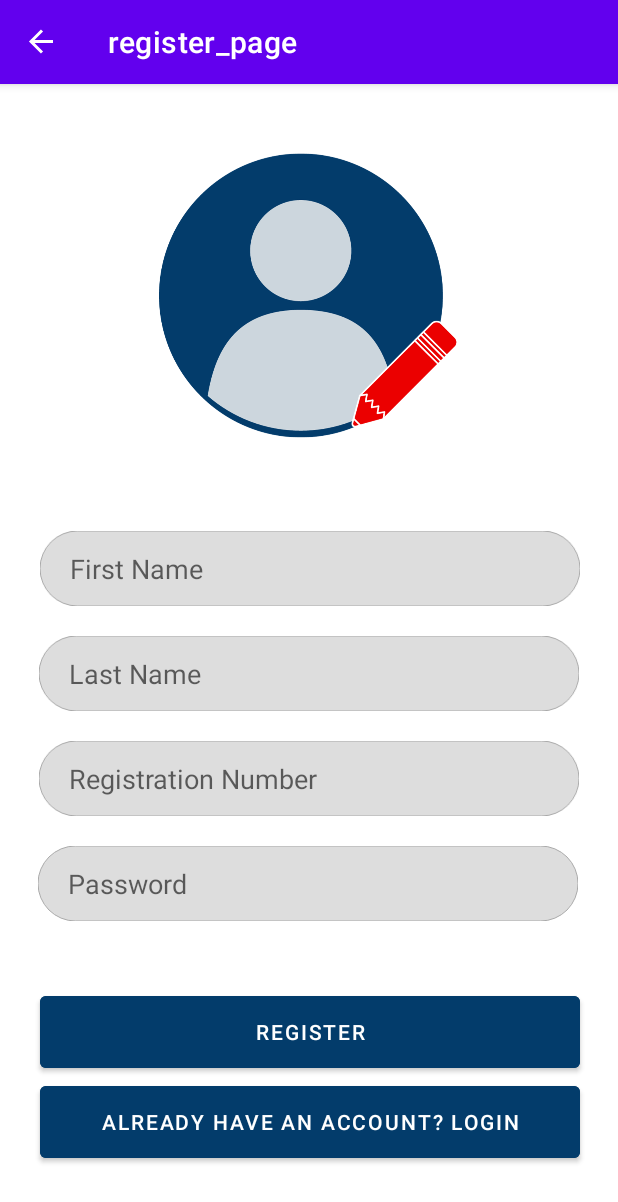
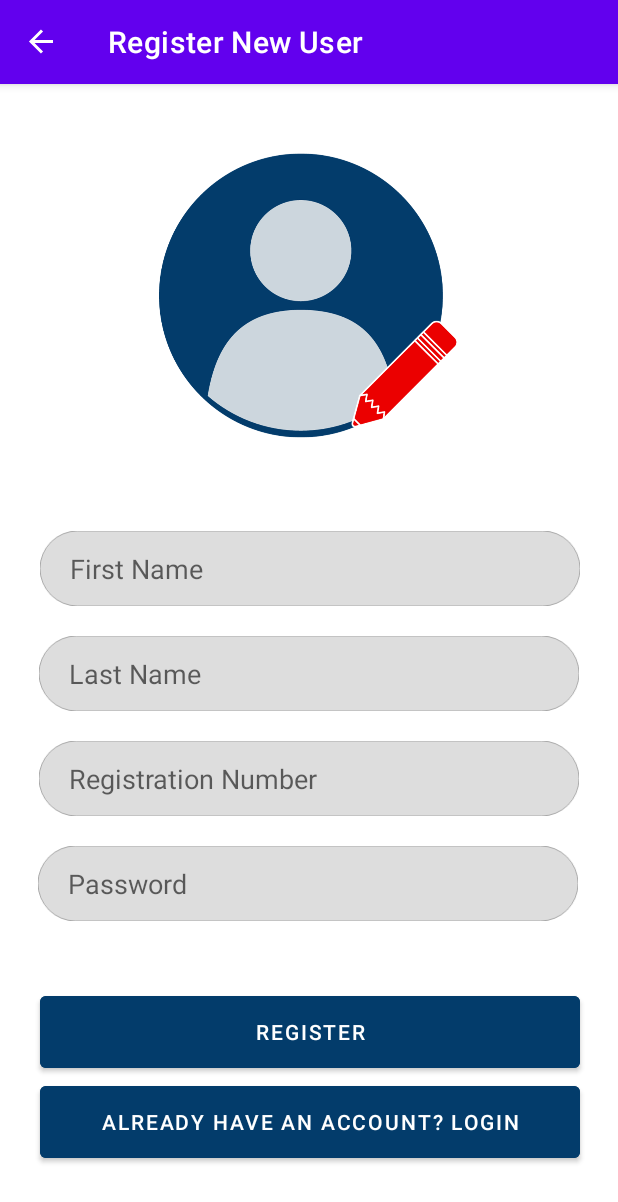
Before and after one commit to Egor-Leleka/Mediphix-MobileApp, an Android app: the MainActivity screen opened directly, with no data from a screen before it, after a tap on "Don't have an account? Sign up", on a phone screen of 412 x 824 dp. Shown: the top 1202 px of the screen. Run offline under Robolectric (Android 15) with nearby library versions, the phone set to English and light mode, and no system bars; our stand-ins replace Firebase (no records; nobody signed in at launch, a user with empty details on screens opened directly), navigation-ui; 2 other taps on this screen came first.

Commit message:
updated styling

```diff
--- a/app/src/main/res/navigation/nav_graph.xml
+++ b/app/src/main/res/navigation/nav_graph.xml
@@ -8,8 +8,8 @@
     <fragment
         android:id="@+id/login"
         android:name="com.example.mediphix_app.Login"
-        android:label="login_page"
-        tools:layout="@layout/login_page" >
+        android:label="Login"
+        tools:layout="@layout/login_page">
         <action
             android:id="@+id/loginAction"
             app:destination="@id/home" />
@@ -24,8 +24,8 @@
     <fragment
         android:id="@+id/register"
         android:name="com.example.mediphix_app.Register"
-        android:label="register_page"
-        tools:layout="@layout/register_page" >
+        android:label="Register New User"
+        tools:layout="@layout/register_page">
         <action
             android:id="@+id/action_register_to_login"
             app:destination="@id/login" />
@@ -34,8 +34,8 @@
     <fragment
         android:id="@+id/home"
         android:name="com.example.mediphix_app.Home"
-        android:label="home_page"
-        tools:layout="@layout/home_page" >
+        android:label="Home Page"
+        tools:layout="@layout/home_page">
         <action
             android:id="@+id/action_home_to_drugCheck"
             app:destination="@id/drugCheck" />
@@ -55,8 +55,8 @@
     <fragment
         android:id="@+id/profile"
         android:name="com.example.mediphix_app.Profile"
-        android:label="profile_page"
-        tools:layout="@layout/profile_page" >
+        android:label="Profile Page"
+        tools:layout="@layout/profile_page">
         <action
             android:id="@+id/action_profile_to_checkHistory"
             app:destination="@id/checkHistory" />
@@ -64,13 +64,13 @@
     <fragment
         android:id="@+id/newDrug"
         android:name="com.example.mediphix_app.NewDrug"
-        android:label="add_new_drug_page"
+        android:label="Add New Drug"
         tools:layout="@layout/add_new_drug_page" />
     <fragment
         android:id="@+id/drugCheck"
         android:name="com.example.mediphix_app.DrugCheck"
-        android:label="drug_check_page"
-        tools:layout="@layout/drug_check_page" >
+        android:label="Drug Check"
+        tools:layout="@layout/drug_check_page">
         <action
             android:id="@+id/action_drugCheck_to_drugCheckRoom"
             app:destination="@id/drugCheckRoom" />
@@ -85,32 +85,32 @@
     <fragment
         android:id="@+id/listOfDrugs"
         android:name="com.example.mediphix_app.ListOfDrugs"
-        android:label="list_of_drugs_page"
+        android:label="List of Drugs"
         tools:layout="@layout/list_of_drugs_page" />
     <fragment
         android:id="@+id/disposedDrugs"
         android:name="com.example.mediphix_app.DisposedDrugs"
-        android:label="disposed_drugs_page"
+        android:label="Disposed Drugs"
         tools:layout="@layout/disposed_drugs_page" />
     <fragment
         android:id="@+id/manageChecks"
         android:name="com.example.mediphix_app.ManageChecks"
-        android:label="manage_checks_page"
+        android:label="List of Checks"
         tools:layout="@layout/manage_checks_page" />
     <fragment
         android:id="@+id/aboutMediphix"
         android:name="com.example.mediphix_app.AboutMediphix"
-        android:label="about_mediphix"
+        android:label="About Mediphix"
         tools:layout="@layout/about_mediphix" />
     <fragment
         android:id="@+id/checkHistory"
         android:name="com.example.mediphix_app.CheckHistory"
-        android:label="check_history_page"
+        android:label="Check History"
         tools:layout="@layout/check_history_page" />
     <fragment
         android:id="@+id/drugCheckRoom"
         android:name="com.example.mediphix_app.DrugCheckRoom"
-        android:label="DrugCheckRoom" >
+        android:label="Drug Check Room">
         <action
             android:id="@+id/action_drugCheckRoom_to_drugCheckFinalize"
             app:destination="@id/drugCheckFinalize" />
@@ -121,7 +121,7 @@
     <fragment
         android:id="@+id/drugCheckFinalize"
         android:name="com.example.mediphix_app.DrugCheckFinalize"
-        android:label="DrugCheckFinalize" >
+        android:label="Drug Check Finalize">
         <action
             android:id="@+id/action_drugCheckFinalize_to_drugCheckRoom"
             app:destination="@id/drugCheckRoom" />
@@ -132,12 +132,12 @@
     <activity
         android:id="@+id/disclaimerActivity"
         android:name="com.example.mediphix_app.DisclaimerActivity"
-        android:label="DisclaimerActivity" />
+        android:label="Disclaimer" />
     <fragment
         android:id="@+id/forgotPassword"
         android:name="com.example.mediphix_app.ForgotPassword"
-        android:label="forgot_password_page"
-        tools:layout="@layout/forgot_password_page" >
+        android:label="Forgot Password"
+        tools:layout="@layout/forgot_password_page">
         <action
             android:id="@+id/action_forgotPassword_to_login"
             app:destination="@id/login" />
```
Also changed, not shown: app/src/main/res/drawable/List_of_drugs_image.png (deleted).
